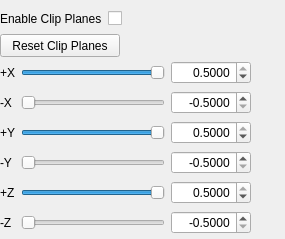
Qt form apps/livreGUI/clipPlanesController/ClipPlanesController.ui (BlueBrain/Livre) before a commit.
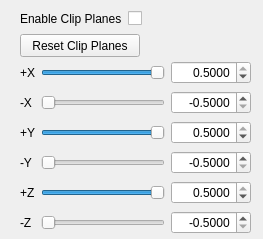
The same form after that commit.

Diff of the .ui file:
```diff
--- a/apps/livreGUI/clipPlanesController/ClipPlanesController.ui
+++ b/apps/livreGUI/clipPlanesController/ClipPlanesController.ui
@@ -6,7 +6,7 @@
    <rect>
     <x>0</x>
     <y>0</y>
-    <width>285</width>
+    <width>263</width>
     <height>239</height>
    </rect>
   </property>
@@ -37,9 +37,9 @@
    <widget class="QWidget" name="layoutWidget">
     <property name="geometry">
      <rect>
-      <x>0</x>
+      <x>20</x>
       <y>30</y>
-      <width>251</width>
+      <width>231</width>
       <height>176</height>
      </rect>
     </property>
@@ -328,7 +328,7 @@
    <widget class="QPushButton" name="clipPlanesResetButton">
     <property name="geometry">
      <rect>
-      <x>0</x>
+      <x>20</x>
       <y>4</y>
       <width>120</width>
       <height>23</height>
@@ -354,7 +354,7 @@
   <widget class="QWidget" name="layoutWidget">
    <property name="geometry">
     <rect>
-     <x>0</x>
+     <x>20</x>
      <y>10</y>
      <width>130</width>
      <height>17</height>
```
